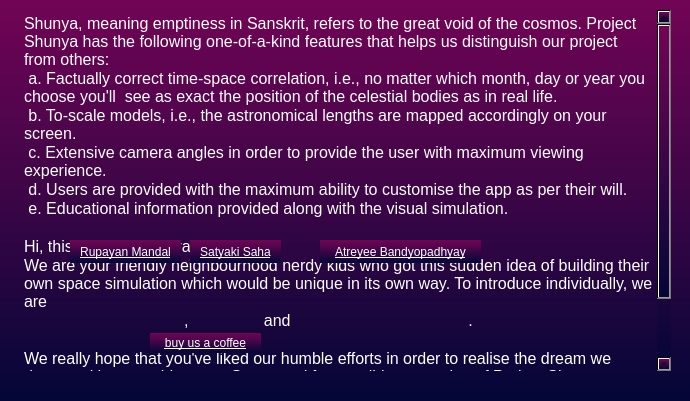
Old version of the form New_Assets/dial_2.ui in the repository CodeALPHA007/Shunya.
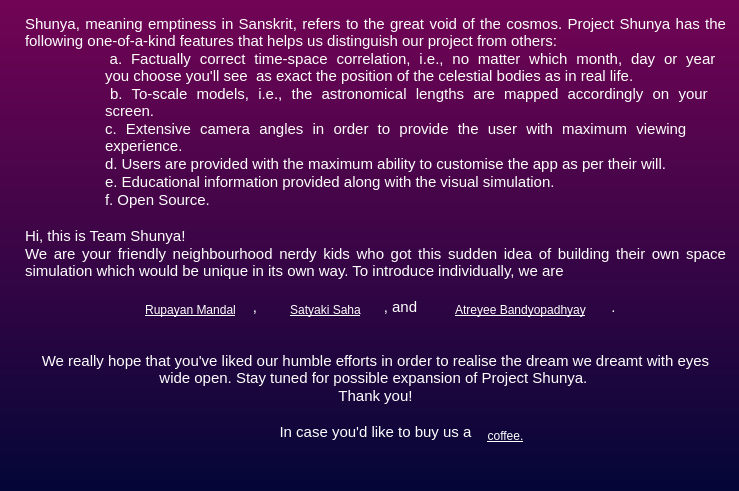
New version of the form.

```diff
--- a/New_Assets/dial_2.ui
+++ b/New_Assets/dial_2.ui
@@ -6,8 +6,8 @@
    <rect>
     <x>0</x>
     <y>0</y>
-    <width>690</width>
-    <height>401</height>
+    <width>739</width>
+    <height>491</height>
    </rect>
   </property>
   <property name="windowTitle">
@@ -16,120 +16,144 @@
   <property name="styleSheet">
    <string notr="true">background-color: QLinearGradient( x1: 0, y1: 0, x2: 0, y2: 1, stop: 0 rgb(114, 4, 85), stop: 1 rgb(3, 6, 55) )</string>
   </property>
+  <widget class="QPushButton" name="Coffee">
+   <property name="geometry">
+    <rect>
+     <x>480</x>
+     <y>420</y>
+     <width>51</width>
+     <height>31</height>
+    </rect>
+   </property>
+   <property name="toolTip">
+    <string>&lt;html&gt;&lt;head/&gt;&lt;body&gt;&lt;p&gt;Buy us a coffee&lt;/p&gt;&lt;/body&gt;&lt;/html&gt;</string>
+   </property>
+   <property name="styleSheet">
+    <string notr="true">color:white;
+font: 12pt &quot;MS Shell Dlg 2&quot;;
+text-decoration: underline;
+background-color:transparent;
+border:none;</string>
+   </property>
+   <property name="text">
+    <string>coffee.</string>
+   </property>
+  </widget>
   <widget class="QTextBrowser" name="textBrowser">
    <property name="geometry">
     <rect>
      <x>20</x>
      <y>10</y>
-     <width>651</width>
-     <height>361</height>
+     <width>711</width>
+     <height>461</height>
     </rect>
    </property>
    <property name="styleSheet">
     <string notr="true">color: rgb(255, 255, 255);
-font: 8pt &quot;Modern&quot;;
-background-color:transparent;
-border:none;</string>
-   </property>
-   <property name="verticalScrollBarPolicy">
-    <enum>Qt::ScrollBarAsNeeded</enum>
+background-color:transparent;</string>
    </property>
    <property name="html">
     <string>&lt;!DOCTYPE HTML PUBLIC &quot;-//W3C//DTD HTML 4.0//EN&quot; &quot;http://www.w3.org/TR/REC-html40/strict.dtd&quot;&gt;
 &lt;html&gt;&lt;head&gt;&lt;meta name=&quot;qrichtext&quot; content=&quot;1&quot; /&gt;&lt;style type=&quot;text/css&quot;&gt;
 p, li { white-space: pre-wrap; }
-&lt;/style&gt;&lt;/head&gt;&lt;body style=&quot; font-family:'Modern'; font-size:8pt; font-weight:400; font-style:normal;&quot;&gt;
-&lt;p style=&quot; margin-top:0px; margin-bottom:0px; margin-left:0px; margin-right:0px; -qt-block-indent:0; text-indent:0px;&quot;&gt;&lt;span style=&quot; font-size:12pt; font-weight:72;&quot;&gt;Shunya, meaning emptiness in Sanskrit, refers to the great void of the cosmos. Project Shunya has the following one-of-a-kind features that helps us distinguish our project from others:&lt;/span&gt;&lt;/p&gt;
-&lt;p style=&quot; margin-top:0px; margin-bottom:0px; margin-left:0px; margin-right:0px; -qt-block-indent:0; text-indent:0px;&quot;&gt;&lt;span style=&quot; font-size:12pt; font-weight:72;&quot;&gt; a. Factually correct time-space correlation, i.e., no matter which month, day or year you choose you'll  see as exact the position of the celestial bodies as in real life.&lt;/span&gt;&lt;/p&gt;
-&lt;p style=&quot; margin-top:0px; margin-bottom:0px; margin-left:0px; margin-right:0px; -qt-block-indent:0; text-indent:0px;&quot;&gt;&lt;span style=&quot; font-size:12pt; font-weight:72;&quot;&gt; b. To-scale models, i.e., the astronomical lengths are mapped accordingly on your screen.&lt;/span&gt;&lt;/p&gt;
-&lt;p style=&quot; margin-top:0px; margin-bottom:0px; margin-left:0px; margin-right:0px; -qt-block-indent:0; text-indent:0px;&quot;&gt;&lt;span style=&quot; font-size:12pt; font-weight:72;&quot;&gt; c. Extensive camera angles in order to provide the user with maximum viewing experience.&lt;/span&gt;&lt;/p&gt;
-&lt;p style=&quot; margin-top:0px; margin-bottom:0px; margin-left:0px; margin-right:0px; -qt-block-indent:0; text-indent:0px;&quot;&gt;&lt;span style=&quot; font-size:12pt; font-weight:72;&quot;&gt; d. Users are provided with the maximum ability to customise the app as per their will.&lt;/span&gt;&lt;/p&gt;
-&lt;p style=&quot; margin-top:0px; margin-bottom:0px; margin-left:0px; margin-right:0px; -qt-block-indent:0; text-indent:0px;&quot;&gt;&lt;span style=&quot; font-size:12pt; font-weight:72;&quot;&gt; e. Educational information provided along with the visual simulation.&lt;/span&gt;&lt;/p&gt;
-&lt;p style=&quot;-qt-paragraph-type:empty; margin-top:0px; margin-bottom:0px; margin-left:0px; margin-right:0px; -qt-block-indent:0; text-indent:0px; font-size:12pt; font-weight:72;&quot;&gt;&lt;br /&gt;&lt;/p&gt;
-&lt;p style=&quot; margin-top:0px; margin-bottom:0px; margin-left:0px; margin-right:0px; -qt-block-indent:0; text-indent:0px;&quot;&gt;&lt;span style=&quot; font-size:12pt; font-weight:72;&quot;&gt;Hi, this is Team Shunya!&lt;/span&gt;&lt;/p&gt;
-&lt;p style=&quot; margin-top:0px; margin-bottom:0px; margin-left:0px; margin-right:0px; -qt-block-indent:0; text-indent:0px;&quot;&gt;&lt;span style=&quot; font-size:12pt; font-weight:72;&quot;&gt;We are your friendly neighbourhood nerdy kids who got this sudden idea of building their own space simulation which would be unique in its own way. To introduce individually, we are &lt;/span&gt;&lt;/p&gt;
-&lt;p style=&quot; margin-top:0px; margin-bottom:0px; margin-left:0px; margin-right:0px; -qt-block-indent:0; text-indent:0px;&quot;&gt;&lt;span style=&quot; font-size:12pt; font-weight:72;&quot;&gt; 		,                 and  		          . &lt;/span&gt;&lt;/p&gt;
-&lt;p style=&quot;-qt-paragraph-type:empty; margin-top:0px; margin-bottom:0px; margin-left:0px; margin-right:0px; -qt-block-indent:0; text-indent:0px; font-size:12pt; font-weight:72;&quot;&gt;&lt;br /&gt;&lt;/p&gt;
-&lt;p style=&quot; margin-top:0px; margin-bottom:0px; margin-left:0px; margin-right:0px; -qt-block-indent:0; text-indent:0px;&quot;&gt;&lt;span style=&quot; font-size:12pt; font-weight:72;&quot;&gt;We really hope that you've liked our humble efforts in order to realise the dream we dreamt with eyes wide open. Stay tuned for possible expansion of Project Shunya. Thank you!&lt;/span&gt;&lt;/p&gt;
-&lt;p style=&quot;-qt-paragraph-type:empty; margin-top:0px; margin-bottom:0px; margin-left:0px; margin-right:0px; -qt-block-indent:0; text-indent:0px; font-size:12pt; font-weight:72;&quot;&gt;&lt;br /&gt;&lt;/p&gt;
-&lt;p style=&quot; margin-top:0px; margin-bottom:0px; margin-left:0px; margin-right:0px; -qt-block-indent:0; text-indent:0px;&quot;&gt;&lt;span style=&quot; font-size:12pt; font-weight:72;&quot;&gt;In case you'd like to 		.&lt;/span&gt;&lt;/p&gt;&lt;/body&gt;&lt;/html&gt;</string>
+&lt;/style&gt;&lt;/head&gt;&lt;body style=&quot; font-family:'MS Shell Dlg 2'; font-size:8.25pt; font-weight:400; font-style:normal;&quot;&gt;
+&lt;p align=&quot;justify&quot; style=&quot; margin-top:0px; margin-bottom:0px; margin-left:0px; margin-right:0px; -qt-block-indent:0; text-indent:0px;&quot;&gt;&lt;span style=&quot; font-size:11pt;&quot;&gt;Shunya, meaning emptiness in Sanskrit, refers to the great void of the cosmos. Project Shunya has the following one-of-a-kind features that helps us distinguish our project from others:&lt;/span&gt;&lt;/p&gt;
+&lt;p align=&quot;justify&quot; style=&quot; margin-top:0px; margin-bottom:0px; margin-left:0px; margin-right:0px; -qt-block-indent:0; text-indent:0px;&quot;&gt;&lt;span style=&quot; font-size:11pt;&quot;&gt; 	a. Factually correct time-space correlation, i.e., no matter which month, day or year 			you choose you'll see  as exact the position of the celestial bodies as in real life.&lt;/span&gt;&lt;/p&gt;
+&lt;p align=&quot;justify&quot; style=&quot; margin-top:0px; margin-bottom:0px; margin-left:0px; margin-right:0px; -qt-block-indent:0; text-indent:0px;&quot;&gt;&lt;span style=&quot; font-size:11pt;&quot;&gt; 	b. To-scale models, i.e., the astronomical lengths are mapped accordingly on your 			screen.&lt;/span&gt;&lt;/p&gt;
+&lt;p align=&quot;justify&quot; style=&quot; margin-top:0px; margin-bottom:0px; margin-left:0px; margin-right:0px; -qt-block-indent:0; text-indent:0px;&quot;&gt;&lt;span style=&quot; font-size:11pt;&quot;&gt;	c. Extensive camera angles in order to provide the user with maximum viewing 			experience.&lt;/span&gt;&lt;/p&gt;
+&lt;p align=&quot;justify&quot; style=&quot; margin-top:0px; margin-bottom:0px; margin-left:0px; margin-right:0px; -qt-block-indent:0; text-indent:0px;&quot;&gt;&lt;span style=&quot; font-size:11pt;&quot;&gt; 	d. Users are provided with the maximum ability to customise the app as per their will.&lt;/span&gt;&lt;/p&gt;
+&lt;p align=&quot;justify&quot; style=&quot; margin-top:0px; margin-bottom:0px; margin-left:0px; margin-right:0px; -qt-block-indent:0; text-indent:0px;&quot;&gt;&lt;span style=&quot; font-size:11pt;&quot;&gt; 	e. Educational information provided along with the visual simulation.&lt;/span&gt;&lt;/p&gt;
+&lt;p align=&quot;justify&quot; style=&quot; margin-top:0px; margin-bottom:0px; margin-left:0px; margin-right:0px; -qt-block-indent:0; text-indent:0px;&quot;&gt;&lt;span style=&quot; font-size:11pt;&quot;&gt;	f. Open Source.&lt;/span&gt;&lt;/p&gt;
+&lt;p align=&quot;justify&quot; style=&quot;-qt-paragraph-type:empty; margin-top:0px; margin-bottom:0px; margin-left:0px; margin-right:0px; -qt-block-indent:0; text-indent:0px; font-size:11pt;&quot;&gt;&lt;br /&gt;&lt;/p&gt;
+&lt;p align=&quot;justify&quot; style=&quot; margin-top:0px; margin-bottom:0px; margin-left:0px; margin-right:0px; -qt-block-indent:0; text-indent:0px;&quot;&gt;&lt;span style=&quot; font-size:11pt;&quot;&gt;Hi, this is Team Shunya!&lt;/span&gt;&lt;/p&gt;
+&lt;p align=&quot;justify&quot; style=&quot; margin-top:0px; margin-bottom:0px; margin-left:0px; margin-right:0px; -qt-block-indent:0; text-indent:0px;&quot;&gt;&lt;span style=&quot; font-size:11pt;&quot;&gt;We are your friendly neighbourhood nerdy kids who got this sudden idea of building their own space simulation which would be unique in its own way. To introduce individually, we are&lt;/span&gt;&lt;/p&gt;
+&lt;p align=&quot;justify&quot; style=&quot;-qt-paragraph-type:empty; margin-top:0px; margin-bottom:0px; margin-left:0px; margin-right:0px; -qt-block-indent:0; text-indent:0px; font-size:11pt;&quot;&gt;&lt;br /&gt;&lt;/p&gt;
+&lt;p align=&quot;center&quot; style=&quot; margin-top:0px; margin-bottom:0px; margin-left:0px; margin-right:0px; -qt-block-indent:0; text-indent:0px;&quot;&gt;&lt;span style=&quot; font-size:11pt;&quot;&gt; 	          , 	 	   , and  		      	. &lt;/span&gt;&lt;/p&gt;
+&lt;p align=&quot;center&quot; style=&quot;-qt-paragraph-type:empty; margin-top:0px; margin-bottom:0px; margin-left:0px; margin-right:0px; -qt-block-indent:0; text-indent:0px; font-size:11pt;&quot;&gt;&lt;br /&gt;&lt;/p&gt;
+&lt;p align=&quot;center&quot; style=&quot;-qt-paragraph-type:empty; margin-top:0px; margin-bottom:0px; margin-left:0px; margin-right:0px; -qt-block-indent:0; text-indent:0px; font-size:11pt;&quot;&gt;&lt;br /&gt;&lt;/p&gt;
+&lt;p align=&quot;center&quot; style=&quot; margin-top:0px; margin-bottom:0px; margin-left:0px; margin-right:0px; -qt-block-indent:0; text-indent:0px;&quot;&gt;&lt;span style=&quot; font-size:11pt;&quot;&gt;We really hope that you've liked our humble efforts in order to realise the dream we dreamt with eyes wide open. Stay tuned for possible expansion of Project Shunya. &lt;/span&gt;&lt;/p&gt;
+&lt;p align=&quot;center&quot; style=&quot; margin-top:0px; margin-bottom:0px; margin-left:0px; margin-right:0px; -qt-block-indent:0; text-indent:0px;&quot;&gt;&lt;span style=&quot; font-size:11pt;&quot;&gt;Thank you!&lt;/span&gt;&lt;/p&gt;
+&lt;p align=&quot;center&quot; style=&quot;-qt-paragraph-type:empty; margin-top:0px; margin-bottom:0px; margin-left:0px; margin-right:0px; -qt-block-indent:0; text-indent:0px; font-size:11pt;&quot;&gt;&lt;br /&gt;&lt;/p&gt;
+&lt;p align=&quot;center&quot; style=&quot; margin-top:0px; margin-bottom:0px; margin-left:0px; margin-right:0px; -qt-block-indent:0; text-indent:0px;&quot;&gt;&lt;span style=&quot; font-size:11pt;&quot;&gt;In case you'd like to buy us a&lt;/span&gt;&lt;/p&gt;&lt;/body&gt;&lt;/html&gt;</string>
    </property>
   </widget>
-  <widget class="QPushButton" name="RM">
+  <widget class="QLabel" name="RM">
    <property name="geometry">
     <rect>
-     <x>70</x>
-     <y>240</y>
-     <width>111</width>
-     <height>23</height>
+     <x>130</x>
+     <y>300</y>
+     <width>121</width>
+     <height>21</height>
     </rect>
    </property>
    <property name="styleSheet">
     <string notr="true">color: rgb(255, 255, 255);
+background-color: transparent;
 text-decoration: underline;
 font: 75 10pt &quot;MS Sans Serif&quot;;
 border:none;</string>
    </property>
    <property name="text">
-    <string>Rupayan Mandal</string>
+    <string>&lt;html&gt;&lt;head/&gt;&lt;body&gt;&lt;p&gt;&lt;a href=&quot;https://www.linkedin.com/in/rupayanmandal/&quot;&gt;&lt;span style=&quot; text-decoration: underline; color:#ffffff;&quot;&gt;Rupayan Mandal&lt;/span&gt;&lt;/a&gt;&lt;/p&gt;&lt;/body&gt;&lt;/html&gt;</string>
    </property>
-  </widget>
-  <widget class="QPushButton" name="SS">
-   <property name="geometry">
-    <rect>
-     <x>190</x>
-     <y>240</y>
-     <width>91</width>
-     <height>23</height>
-    </rect>
+   <property name="alignment">
+    <set>Qt::AlignCenter</set>
    </property>
-   <property name="styleSheet">
-    <string notr="true">color: rgb(255, 255, 255);
-font: 75 10pt &quot;MS Sans Serif&quot;;
-text-decoration: underline;
-border:none;</string>
+   <property name="openExternalLinks">
+    <bool>true</bool>
    </property>
-   <property name="text">
-    <string>Satyaki Saha</string>
-   </property>
   </widget>
-  <widget class="QPushButton" name="AB">
+  <widget class="QLabel" name="SS">
    <property name="geometry">
     <rect>
-     <x>320</x>
-     <y>240</y>
-     <width>161</width>
-     <height>23</height>
+     <x>270</x>
+     <y>300</y>
+     <width>111</width>
+     <height>21</height>
     </rect>
    </property>
    <property name="styleSheet">
     <string notr="true">color: rgb(255, 255, 255);
-font: 75 10pt &quot;MS Sans Serif&quot;;
+background-color: transparent;
 text-decoration: underline;
+font: 75 10pt &quot;MS Sans Serif&quot;;
 border:none;</string>
    </property>
    <property name="text">
-    <string>Atreyee Bandyopadhyay</string>
+    <string>&lt;html&gt;&lt;head/&gt;&lt;body&gt;&lt;p&gt;&lt;a href=&quot;https://www.linkedin.com/in/satyaki-saha-550224244/&quot;&gt;&lt;span style=&quot; text-decoration: underline; color:#ffffff;&quot;&gt;Satyaki Saha&lt;/span&gt;&lt;/a&gt;&lt;/p&gt;&lt;/body&gt;&lt;/html&gt;</string>
    </property>
+   <property name="alignment">
+    <set>Qt::AlignCenter</set>
+   </property>
+   <property name="openExternalLinks">
+    <bool>true</bool>
+   </property>
   </widget>
-  <widget class="QPushButton" name="Coffee">
+  <widget class="QLabel" name="AB">
    <property name="geometry">
     <rect>
-     <x>150</x>
-     <y>333</y>
-     <width>111</width>
-     <height>20</height>
+     <x>430</x>
+     <y>300</y>
+     <width>181</width>
+     <height>21</height>
     </rect>
    </property>
    <property name="styleSheet">
     <string notr="true">color: rgb(255, 255, 255);
-font: 75 10pt &quot;MS Sans Serif&quot;;
+background-color: transparent;
 text-decoration: underline;
+font: 75 10pt &quot;MS Sans Serif&quot;;
 border:none;</string>
    </property>
    <property name="text">
-    <string>buy us a coffee</string>
+    <string>&lt;html&gt;&lt;head/&gt;&lt;body&gt;&lt;p&gt;&lt;a href=&quot;https://www.linkedin.com/in/atreyee-bandyopadhyay-672825205/&quot;&gt;&lt;span style=&quot; text-decoration: underline; color:#ffffff;&quot;&gt;Atreyee Bandyopadhyay&lt;/span&gt;&lt;/a&gt;&lt;/p&gt;&lt;/body&gt;&lt;/html&gt;</string>
    </property>
+   <property name="alignment">
+    <set>Qt::AlignCenter</set>
+   </property>
+   <property name="openExternalLinks">
+    <bool>true</bool>
+   </property>
   </widget>
  </widget>
  <resources/>
```
Left out of the diff: 5 changed lines with no effect on the pictures.
